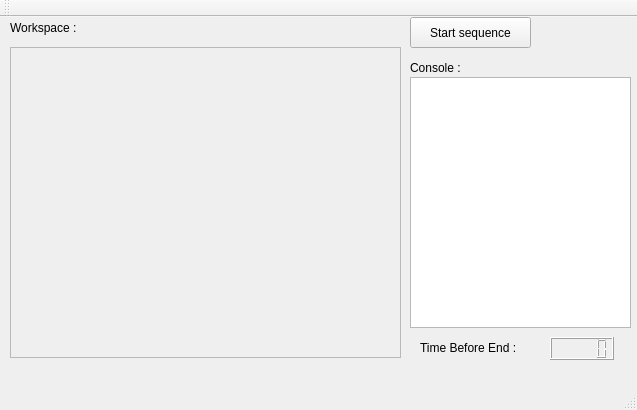
The window that app/src/basestation/ui/mainwindow.ui (francisvalois/design3) describes before a commit, drawn with Qt 5.
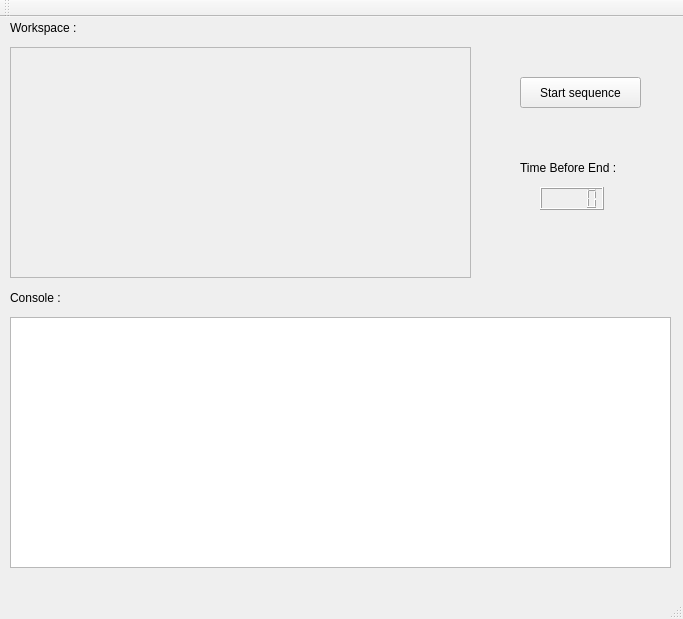
The same window after the commit.

```diff
--- a/app/src/basestation/ui/mainwindow.ui
+++ b/app/src/basestation/ui/mainwindow.ui
@@ -6,8 +6,8 @@
    <rect>
     <x>0</x>
     <y>0</y>
-    <width>637</width>
-    <height>410</height>
+    <width>683</width>
+    <height>619</height>
    </rect>
   </property>
   <property name="windowTitle">
@@ -17,8 +17,8 @@
    <widget class="QPushButton" name="StartSequenceButton">
     <property name="geometry">
      <rect>
-      <x>410</x>
-      <y>0</y>
+      <x>520</x>
+      <y>60</y>
       <width>121</width>
       <height>31</height>
      </rect>
@@ -32,8 +32,8 @@
      <rect>
       <x>10</x>
       <y>30</y>
-      <width>391</width>
-      <height>311</height>
+      <width>461</width>
+      <height>231</height>
      </rect>
     </property>
     <property name="frameShape">
@@ -46,8 +46,8 @@
    <widget class="QLCDNumber" name="TimeBeforeEnd">
     <property name="geometry">
      <rect>
-      <x>550</x>
-      <y>320</y>
+      <x>540</x>
+      <y>170</y>
       <width>64</width>
       <height>23</height>
      </rect>
@@ -56,8 +56,8 @@
    <widget class="QLabel" name="label">
     <property name="geometry">
      <rect>
-      <x>420</x>
-      <y>320</y>
+      <x>520</x>
+      <y>140</y>
       <width>121</width>
       <height>21</height>
      </rect>
@@ -69,9 +69,9 @@
    <widget class="QTextEdit" name="consoleText">
     <property name="geometry">
      <rect>
-      <x>410</x>
-      <y>60</y>
-      <width>221</width>
+      <x>10</x>
+      <y>300</y>
+      <width>661</width>
       <height>251</height>
      </rect>
     </property>
@@ -79,8 +79,8 @@
    <widget class="QLabel" name="label_2">
     <property name="geometry">
      <rect>
-      <x>410</x>
-      <y>40</y>
+      <x>10</x>
+      <y>270</y>
       <width>121</width>
       <height>21</height>
      </rect>
```
Left out of the diff: 2 changed lines with no effect on the pictures.
